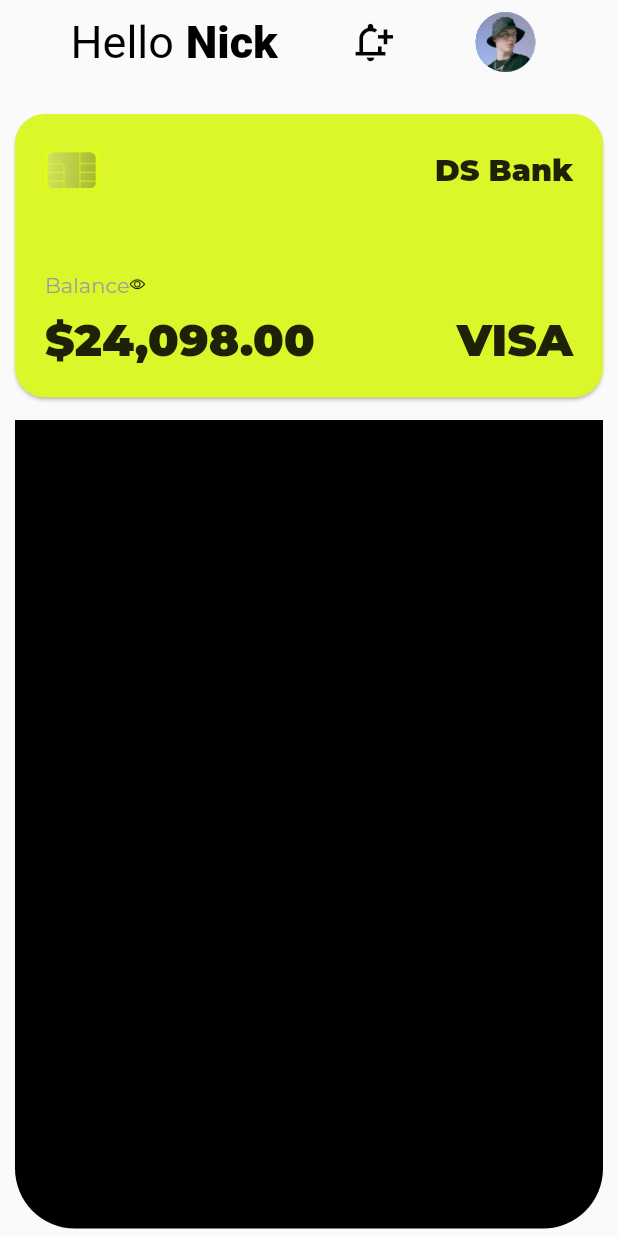
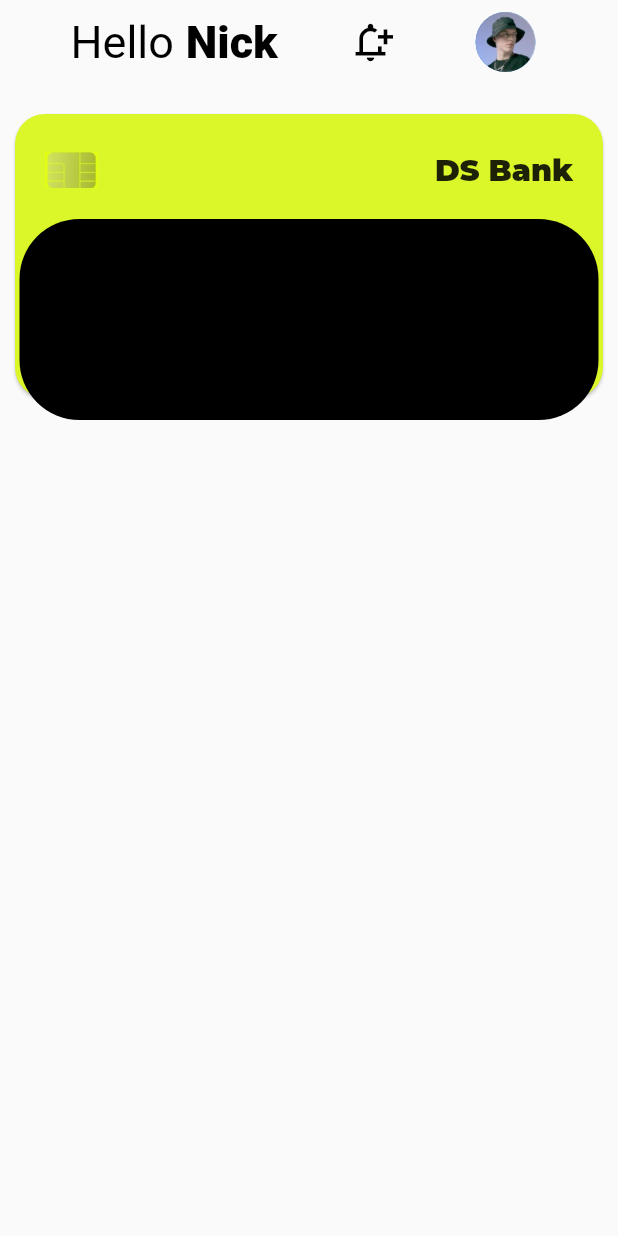
Before and after one commit to akshaykamath45/GDSC_UI-Task, a Flutter app: the screen it shows after launch, on a phone screen of 412 x 824 dp. Run offline on Flutter 3.47's test engine with Material 2 defaults, Android fonts, the phone set to English and light mode, and no system bars; our stand-ins replace google_fonts.

Commit message:
stack positioning

```diff
--- a/lib/main.dart
+++ b/lib/main.dart
@@ -44,41 +44,14 @@
                   ),
                 ],
               ),
-              MyCard(),
+              Stack(
+                children: [
                   Container(
-                child: Expanded(
-                    child: Container(
-                  margin:
-                      EdgeInsets.only(top: 0, left: 10, right: 10, bottom: 5),
-                  padding: EdgeInsets.all(5),
-                  decoration: BoxDecoration(
-                      color: Colors.black,
-                      borderRadius: BorderRadius.only(
-                          bottomLeft: Radius.circular(40),
-                          bottomRight: Radius.circular(40))),
-                )),
-              )
-            ],
-          ),
-        ),
-      ),
-    );
-  }
-}
-
-class MyCard extends StatelessWidget {
-  const MyCard({Key? key}) : super(key: key);
-
-  @override
-  Widget build(BuildContext context) {
-    return GestureDetector(
-      onTap: () {
-        Navigator.push(
-            context, MaterialPageRoute(builder: (context) => Page2()));
-      },
                     child: Card(
-        margin: EdgeInsets.only(top: 20, left: 10, right: 10, bottom: 15),
-        shape: RoundedRectangleBorder(borderRadius: BorderRadius.circular(20)),
+                      margin: EdgeInsets.only(
+                          top: 20, left: 10, right: 10, bottom: 15),
+                      shape: RoundedRectangleBorder(
+                          borderRadius: BorderRadius.circular(20)),
                       color: Color.fromARGB(255, 219, 246, 41),
                       child: Container(
                         padding: EdgeInsets.all(20),
@@ -95,11 +68,12 @@
                                 ),
                                 Text(
                                   "DS Bank",
-                    style: TextStyle(fontWeight: FontWeight.w900, fontSize: 20),
+                                  style: TextStyle(
+                                      fontWeight: FontWeight.w900,
+                                      fontSize: 20),
                                 )
                               ],
                             ),
-
                             SizedBox(
                               height: 50,
                             ),
@@ -124,11 +98,15 @@
                               children: [
                                 Text(
                                   "\$24,098.00",
-                    style: TextStyle(fontWeight: FontWeight.w900, fontSize: 30),
+                                  style: TextStyle(
+                                      fontWeight: FontWeight.w900,
+                                      fontSize: 30),
                                 ),
                                 Text(
                                   "VISA",
-                    style: TextStyle(fontWeight: FontWeight.w900, fontSize: 30),
+                                  style: TextStyle(
+                                      fontWeight: FontWeight.w900,
+                                      fontSize: 30),
                                 ),
                               ],
                             )
@@ -136,6 +114,120 @@
                         ),
                       ),
                     ),
+                  ),
+                  Positioned(
+                    left: 10,
+                    right: 10,
+                    bottom: 0,
+                    top: 80,
+                    child: Container(
+                      margin: EdgeInsets.only(
+                          left: 3, right: 3, bottom: 0, top: 10),
+                      padding: EdgeInsets.only(
+                          left: 10, right: 10, top: 30, bottom: 40),
+                      decoration: BoxDecoration(
+                          color: Colors.black,
+                          borderRadius: BorderRadius.only(
+                              topLeft: Radius.circular(40),
+                              topRight: Radius.circular(40),
+                              bottomLeft: Radius.circular(40),
+                              bottomRight: Radius.circular(40))),
+                    ),
+                  )
+                ],
+              )
+
+              // Container(
+              //   child: Expanded(
+              //       child: Container(
+              //     margin:
+              //         EdgeInsets.only(top: 0, left: 10, right: 10, bottom: 5),
+              //     padding: EdgeInsets.all(5),
+              //     decoration: BoxDecoration(
+              //         color: Colors.black,
+              //         borderRadius: BorderRadius.only(
+              //             bottomLeft: Radius.circular(40),
+              //             bottomRight: Radius.circular(40))),
+              //   )),
+              // )
+            ],
+          ),
+        ),
+      ),
     );
   }
 }
+
+class MyCard extends StatelessWidget {
+  const MyCard({Key? key}) : super(key: key);
+
+  @override
+  Widget build(BuildContext context) {
+    return GestureDetector(
+      onTap: () {
+        Navigator.push(
+            context, MaterialPageRoute(builder: (context) => Page2()));
+      },
+      // child: Card(
+      //   margin: EdgeInsets.only(top: 20, left: 10, right: 10, bottom: 15),
+      //   shape: RoundedRectangleBorder(borderRadius: BorderRadius.circular(20)),
+      //   color: Color.fromARGB(255, 219, 246, 41),
+      //   child: Container(
+      //     padding: EdgeInsets.all(20),
+      //     child: Column(
+      //       crossAxisAlignment: CrossAxisAlignment.start,
+      //       children: [
+      //         Row(
+      //           mainAxisAlignment: MainAxisAlignment.spaceBetween,
+      //           children: [
+      //             Image.asset(
+      //               "Assets/scanner.jpg",
+      //               width: 35,
+      //               height: 35,
+      //             ),
+      //             Text(
+      //               "DS Bank",
+      //               style: TextStyle(fontWeight: FontWeight.w900, fontSize: 20),
+      //             )
+      //           ],
+      //         ),
+
+      //         SizedBox(
+      //           height: 50,
+      //         ),
+      //         Row(
+      //           children: [
+      //             Text(
+      //               "Balance",
+      //               style: TextStyle(color: Colors.grey),
+      //             ),
+      //             Image.asset(
+      //               "Assets/view.png",
+      //               width: 10,
+      //               height: 10,
+      //             ),
+      //           ],
+      //         ),
+      //         SizedBox(
+      //           height: 10,
+      //         ),
+      //         Row(
+      //           mainAxisAlignment: MainAxisAlignment.spaceBetween,
+      //           children: [
+      //             Text(
+      //               "\$24,098.00",
+      //               style: TextStyle(fontWeight: FontWeight.w900, fontSize: 30),
+      //             ),
+      //             Text(
+      //               "VISA",
+      //               style: TextStyle(fontWeight: FontWeight.w900, fontSize: 30),
+      //             ),
+      //           ],
+      //         )
+      //       ],
+      //     ),
+      //   ),
+      // ),
+    );
+  }
+}
```
Lines whose indentation alone changed are shown as unchanged.
